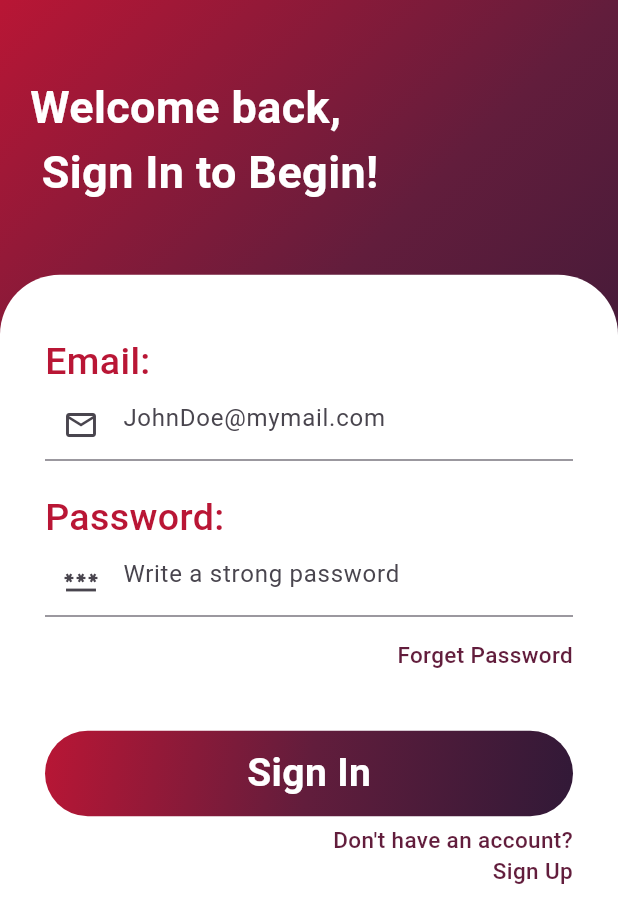
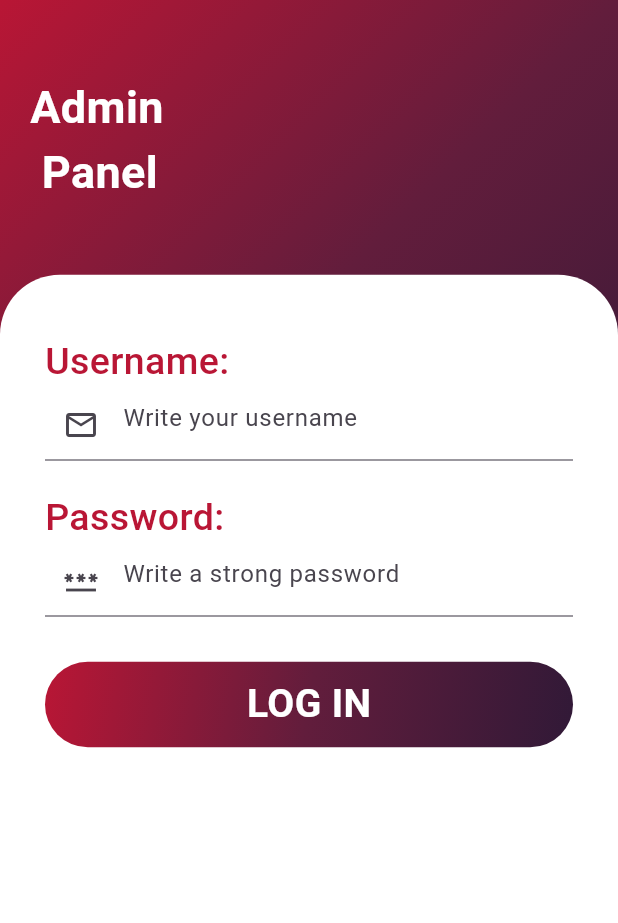
Before and after one commit to ralmutaweh/barber-booking-app-fluttter-version2, a Flutter app: the screen it shows after launch, on a phone screen of 412 x 824 dp. Shown: the top 923 px of the screen. Run offline on Flutter 3.47's test engine with Material 3 defaults, Android fonts, the phone set to English and light mode, and no system bars; our stand-ins replace cloud_firestore, firebase_auth, firebase_core, random_string, shared_preferences; accounts and stored records are empty.

Commit message:
Adding Admin Login Page & Connected to the database & Created a page for the admin

```diff
--- /dev/null
+++ b/lib/Admin/admin_login.dart
@@ -0,0 +1,189 @@
+import 'package:barber_booking_app/Admin/booking_admin.dart';
+import 'package:cloud_firestore/cloud_firestore.dart';
+import 'package:firebase_core/firebase_core.dart';
+import 'package:flutter/material.dart';
+
+class AdminLogin extends StatefulWidget {
+  const AdminLogin({super.key});
+
+  @override
+  State<AdminLogin> createState() => _AdminLoginState();
+}
+
+class _AdminLoginState extends State<AdminLogin> {
+  TextEditingController userNameController = TextEditingController();
+  TextEditingController passwordController = TextEditingController();
+  final _formkey = GlobalKey<FormState>(); //Form key to validate the form
+
+  LoginAdmin() {
+    FirebaseFirestore.instance.collection("Admin").get().then((snapshot) {
+      snapshot.docs.forEach((result) {
+        if (result.data()['id'] != userNameController.text.trim()) {
+          ScaffoldMessenger.of(context).showSnackBar(
+            SnackBar(
+              content: Text(
+                'Your username is not correct. Please try again',
+                style: TextStyle(fontSize: 20),
+              ),
+              backgroundColor: Colors.red,
+            ),
+          );
+        } else if (result.data()['password'] != passwordController.text) {
+          ScaffoldMessenger.of(context).showSnackBar(
+            SnackBar(
+              content: Text(
+                'Your password is not correct. Please try again',
+                style: TextStyle(fontSize: 20),
+              ),
+              backgroundColor: Colors.red,
+            ),
+          );
+        } else {
+          Navigator.push(
+            context,
+            MaterialPageRoute(builder: (context) => BookingAdmin()),
+          );
+        }
+      });
+    });
+  }
+
+  @override
+  Widget build(BuildContext context) {
+    return Scaffold(
+      body: Container(
+        child: Stack(
+          //Stack widget to overflow
+          children: [
+            Container(
+              padding: EdgeInsets.only(top: 50, left: 20, right: 20),
+              height: MediaQuery.of(context).size.height / 2,
+              width: MediaQuery.of(context).size.width,
+              decoration: BoxDecoration(
+                gradient: LinearGradient(
+                  colors: [
+                    Color(0xFFB91635),
+                    Color(0xFF621d3c),
+                    Color(0xFF311937),
+                  ],
+                  begin: Alignment.topLeft,
+                  end: Alignment.bottomRight,
+                ),
+              ),
+              child: Text(
+                'Admin\n Panel',
+                style: TextStyle(
+                  color: Colors.white,
+                  fontSize: 30.0,
+                  fontWeight: FontWeight.bold,
+                ),
+              ),
+            ),
+            Container(
+              padding: EdgeInsets.only(
+                top: 40,
+                right: 30,
+                left: 30,
+                bottom: 40,
+              ),
+              margin: EdgeInsets.only(
+                top: MediaQuery.of(context).size.height / 4.5,
+              ),
+              height: MediaQuery.of(context).size.height,
+              width: MediaQuery.of(context).size.width,
+              decoration: BoxDecoration(
+                color: Colors.white,
+                borderRadius: BorderRadius.only(
+                  topLeft: Radius.circular(40),
+                  topRight: Radius.circular(40),
+                ),
+              ),
+              child: Form(
+                key: _formkey, //Form key to validate the form (Error Handling)
+                child: Column(
+                  crossAxisAlignment: CrossAxisAlignment.start,
+                  children: [
+                    Text(
+                      'Username:',
+                      style: TextStyle(
+                        color: Color(0xFFB91635),
+                        fontSize: 25.0,
+                        fontWeight: FontWeight.w500,
+                      ),
+                    ),
+                    TextFormField(
+                      validator: (value) {
+                        if (value == null || value.isEmpty) {
+                          return 'Please enter your username';
+                        }
+                        return null;
+                      },
+                      controller: userNameController,
+                      decoration: InputDecoration(
+                        hintText: 'Write your username',
+                        prefixIcon: Icon(Icons.mail_outlined),
+                      ),
+                    ),
+                    SizedBox(height: 20),
+                    Text(
+                      'Password:',
+                      style: TextStyle(
+                        color: Color(0xFFB91635),
+                        fontSize: 25.0,
+                        fontWeight: FontWeight.w500,
+                      ),
+                    ),
+                    TextFormField(
+                      validator: (value) {
+                        if (value == null || value.isEmpty) {
+                          return 'Please enter your password';
+                        }
+                        return null;
+                      },
+                      controller: passwordController,
+                      decoration: InputDecoration(
+                        hintText: 'Write a strong password',
+                        prefixIcon: Icon(Icons.password),
+                      ),
+                      obscureText: true,
+                    ),
+                    SizedBox(height: 30),
+                    GestureDetector(
+                      onTap: () => {LoginAdmin()},
+                      child: Container(
+                        padding: EdgeInsets.symmetric(vertical: 10),
+                        width: MediaQuery.of(context).size.width,
+                        decoration: BoxDecoration(
+                          gradient: LinearGradient(
+                            colors: [
+                              Color(0xFFB91635),
+                              Color(0xFF621d3c),
+                              Color(0xFF311937),
+                            ],
+                            begin: Alignment.topLeft,
+                            end: Alignment.bottomRight,
+                          ),
+                          borderRadius: BorderRadius.circular(30),
+                        ),
+                        child: Center(
+                          child: Text(
+                            'LOG IN',
+                            style: TextStyle(
+                              color: Colors.white,
+                              fontSize: 26.0,
+                              fontWeight: FontWeight.bold,
+                            ),
+                          ),
+                        ),
+                      ),
+                    ),
+                  ],
+                ),
+              ),
+            ),
+          ],
+        ),
+      ),
+    );
+  }
+}
--- /dev/null
+++ b/lib/Admin/booking_admin.dart
@@ -0,0 +1,15 @@
+import 'package:flutter/material.dart';
+
+class BookingAdmin extends StatefulWidget {
+  const BookingAdmin({super.key});
+
+  @override
+  State<BookingAdmin> createState() => _BookingAdminState();
+}
+
+class _BookingAdminState extends State<BookingAdmin> {
+  @override
+  Widget build(BuildContext context) {
+    return const Placeholder();
+  }
+}
--- a/lib/main.dart
+++ b/lib/main.dart
@@ -1,3 +1,4 @@
+import 'package:barber_booking_app/Admin/admin_login.dart';
 import 'package:barber_booking_app/pages/booking.dart';
 import 'package:barber_booking_app/pages/home.dart';
 import 'package:barber_booking_app/pages/login.dart';
@@ -26,7 +27,7 @@ class MyApp extends StatelessWidget {
       theme: ThemeData(
         colorScheme: ColorScheme.fromSeed(seedColor: Colors.deepPurple),
       ),
-      home: Login(),
+      home: AdminLogin(),
     );
   }
 }
```
Also changed, not shown: flutter_01.png (added).
